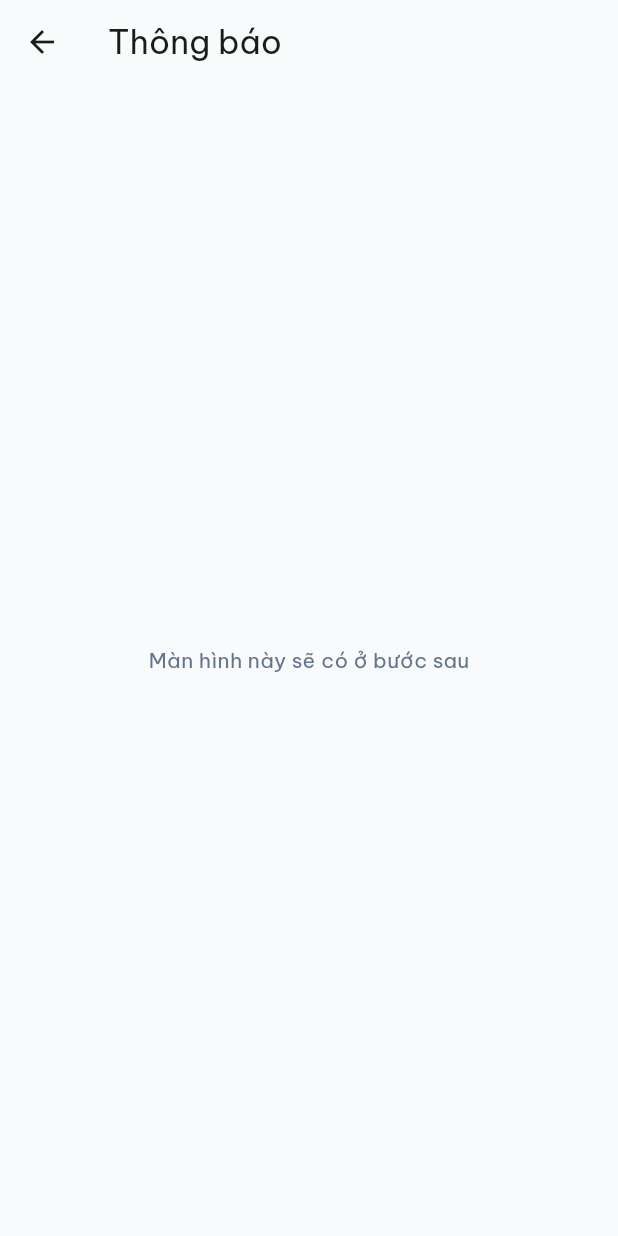
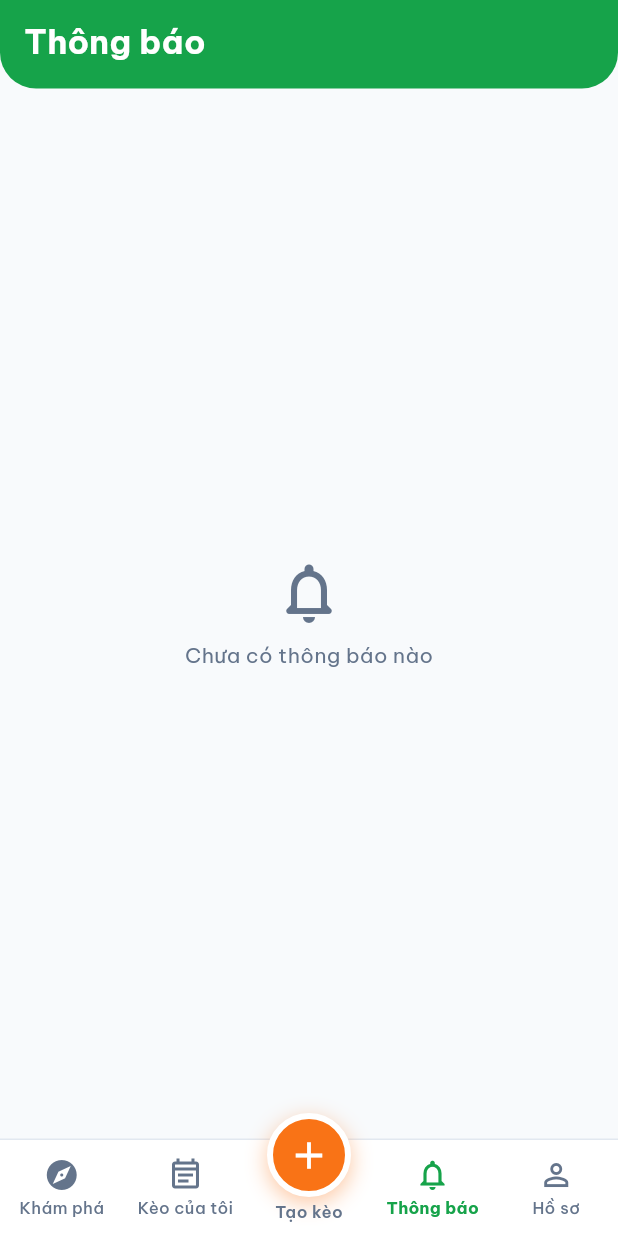
Before and after one commit to hoangclh0722-netizen/gogoal, a Flutter app: the ProfileScreen screen opened by its route, item 2 of the bottom bar chosen, after a tap on "Thông báo", on a phone screen of 412 x 824 dp. Run offline on Flutter 3.47's test engine with Material 3 defaults, Android fonts, the phone set to English and light mode, and no system bars; our stand-ins replace cloud_firestore, firebase_auth, firebase_core, flutter_riverpod, flutter_svg, geolocator and 4 more; accounts and stored records are empty.

Commit message:
Add in-app notifications

```diff
--- a/app/lib/core/router/app_router.dart
+++ b/app/lib/core/router/app_router.dart
@@ -12,6 +12,7 @@ import '../../features/match/presentation/create_match_screen.dart';
 import '../../features/match/presentation/manage_match_screen.dart';
 import '../../features/match/presentation/match_detail_screen.dart';
 import '../../features/match/presentation/my_matches_screen.dart';
+import '../../features/notification/presentation/notifications_screen.dart';
 import '../../features/onboarding/presentation/onboarding_screen.dart';
 import '../../features/onboarding/presentation/splash_screen.dart';
 import '../../features/profile/domain/user_profile.dart';
@@ -30,6 +31,7 @@ abstract final class Routes {
   static const comingSoon = '/soon';
   static const createMatch = '/match/new';
   static const myMatches = '/my-matches';
+  static const notifications = '/notifications';
   static String match(String id) => '/match/$id';
   static String manage(String id) => '/match/$id/manage';
   static String edit(String id) => '/match/$id/edit';
@@ -45,6 +47,7 @@ final routerProvider = Provider<GoRouter>((ref) {
       GoRoute(path: Routes.login, builder: (_, _) => const LoginScreen()),
       GoRoute(path: Routes.register, builder: (_, _) => const RegisterScreen()),
       GoRoute(path: Routes.myMatches, builder: (_, _) => const MyMatchesScreen()),
+      GoRoute(path: Routes.notifications, builder: (_, _) => const NotificationsScreen()),
       GoRoute(path: Routes.createMatch, builder: (_, _) => const CreateMatchScreen()),
       GoRoute(
         path: '/match/:id',
--- a/app/lib/features/discover/presentation/home_screen.dart
+++ b/app/lib/features/discover/presentation/home_screen.dart
@@ -26,6 +26,8 @@ class HomeScreen extends ConsumerWidget {
     if (title == 'Khám phá') return;
     if (title == 'Hồ sơ') {
       requireLogin(context, ref, () => context.go(Routes.profile));
+    } else if (title == 'Thông báo') {
+      requireLogin(context, ref, () => context.go(Routes.notifications));
     } else if (title == 'Kèo của tôi') {
       requireLogin(context, ref, () => context.go(Routes.myMatches));
     } else if (title == 'Tạo kèo') {
--- a/app/lib/features/discover/presentation/widgets/home_bottom_nav.dart
+++ b/app/lib/features/discover/presentation/widgets/home_bottom_nav.dart
@@ -1,15 +1,18 @@
 import 'package:flutter/material.dart';
+import 'package:flutter_riverpod/flutter_riverpod.dart';
 
 import '../../../../core/theme/app_colors.dart';
+import '../../../notification/application/notification_providers.dart';
 
-class HomeBottomNav extends StatelessWidget {
+class HomeBottomNav extends ConsumerWidget {
   const HomeBottomNav({super.key, required this.onTap, this.active = 'Khám phá'});
 
   final void Function(String title) onTap;
   final String active;
 
   @override
-  Widget build(BuildContext context) {
+  Widget build(BuildContext context, WidgetRef ref) {
+    final unread = ref.watch(unreadCountProvider).value ?? 0;
     return Container(
       decoration: const BoxDecoration(
         color: Colors.white,
@@ -29,7 +32,13 @@ class HomeBottomNav extends StatelessWidget {
               ),
               Expanded(child: _CreateButton(onTap: () => onTap('Tạo kèo'))),
               Expanded(
-                child: _Item(icon: Icons.notifications_none, label: 'Thông báo', onTap: () => onTap('Thông báo')),
+                child: _Item(
+                  icon: Icons.notifications_none,
+                  label: 'Thông báo',
+                  badge: unread,
+                  active: active == 'Thông báo',
+                  onTap: () => onTap('Thông báo'),
+                ),
               ),
               Expanded(
                 child: _Item(icon: Icons.person_outline, label: 'Hồ sơ', active: active == 'Hồ sơ', onTap: () => onTap('Hồ sơ')),
@@ -43,11 +52,12 @@ class HomeBottomNav extends StatelessWidget {
 }
 
 class _Item extends StatelessWidget {
-  const _Item({required this.icon, required this.label, this.active = false, this.onTap});
+  const _Item({required this.icon, required this.label, this.active = false, this.badge = 0, this.onTap});
 
   final IconData icon;
   final String label;
   final bool active;
+  final int badge;
   final VoidCallback? onTap;
 
   @override
@@ -58,7 +68,12 @@ class _Item extends StatelessWidget {
       child: Column(
         mainAxisAlignment: MainAxisAlignment.center,
         children: [
-          Icon(icon, color: color, size: 24),
+          Badge(
+            isLabelVisible: badge > 0,
+            label: Text(badge > 9 ? '9+' : '$badge'),
+            backgroundColor: AppColors.danger,
+            child: Icon(icon, color: color, size: 24),
+          ),
           const SizedBox(height: 2),
           Text(
             label,
--- a/app/lib/features/match/data/fake_match_repository.dart
+++ b/app/lib/features/match/data/fake_match_repository.dart
@@ -26,13 +26,13 @@ class FakeMatchRepository implements MatchRepository {
   }
 
   @override
-  Future<void> cancel(String id, String reason) => Future<void>.delayed(const Duration(milliseconds: 800));
+  Future<void> cancel(Match match, String reason) => Future<void>.delayed(const Duration(milliseconds: 800));
 
   @override
-  Future<void> setLocked(String id, bool locked) => Future<void>.delayed(const Duration(milliseconds: 800));
+  Future<void> setLocked(Match match, bool locked) => Future<void>.delayed(const Duration(milliseconds: 800));
 
   @override
-  Future<void> update(String id, MatchDraft draft, {required int slotsFilled}) =>
+  Future<void> update(Match old, MatchDraft draft) =>
       Future<void>.delayed(const Duration(milliseconds: 800));
 
   @override
--- a/app/lib/features/match/presentation/create_match_screen.dart
+++ b/app/lib/features/match/presentation/create_match_screen.dart
@@ -283,7 +283,7 @@ class _CreateMatchScreenState extends ConsumerState<CreateMatchScreen> {
       _error = null;
     });
     try {
-      await ref.read(matchRepositoryProvider).update(m.id, _draft, slotsFilled: m.slotsFilled);
+      await ref.read(matchRepositoryProvider).update(m, _draft);
       if (mounted) context.pop(true);
     } catch (_) {
       if (mounted) setState(() => _error = 'Không lưu được thay đổi, thử lại');
--- a/app/lib/features/match/presentation/manage_match_screen.dart
+++ b/app/lib/features/match/presentation/manage_match_screen.dart
@@ -62,7 +62,7 @@ class _ManageMatchScreenState extends ConsumerState<ManageMatchScreen> {
     if (!mounted) return;
     switch (choice) {
       case 'lock':
-        await ref.read(matchRepositoryProvider).setLocked(match.id, true);
+        await ref.read(matchRepositoryProvider).setLocked(match, true);
       case 'extend':
         await _edit(match);
       case 'cancel':
@@ -126,7 +126,7 @@ class _ManageMatchScreenState extends ConsumerState<ManageMatchScreen> {
       if (ok != true) return;
     }
     try {
-      await ref.read(matchRepositoryProvider).setLocked(match.id, !match.locked);
+      await ref.read(matchRepositoryProvider).setLocked(match, !match.locked);
     } catch (_) {
       if (!mounted) return;
       ScaffoldMessenger.of(context)
@@ -668,7 +668,7 @@ class _CancelSheetState extends ConsumerState<_CancelSheet> {
       _error = null;
     });
     try {
-      await ref.read(matchRepositoryProvider).cancel(widget.match.id, _reason);
+      await ref.read(matchRepositoryProvider).cancel(widget.match, _reason);
       if (mounted) Navigator.of(context).pop(true);
     } catch (_) {
       if (mounted) {
--- a/app/lib/features/match/presentation/my_matches_screen.dart
+++ b/app/lib/features/match/presentation/my_matches_screen.dart
@@ -33,7 +33,7 @@ class _MyMatchesScreenState extends ConsumerState<MyMatchesScreen> {
       case 'Tạo kèo':
         _open(Routes.createMatch);
       case 'Thông báo':
-        context.push(Routes.comingSoon, extra: title);
+        context.go(Routes.notifications);
     }
   }
 
--- /dev/null
+++ b/app/lib/features/notification/presentation/notifications_screen.dart
@@ -0,0 +1,152 @@
+import 'package:flutter/material.dart';
+import 'package:flutter_riverpod/flutter_riverpod.dart';
+import 'package:go_router/go_router.dart';
+
+import '../../../core/router/app_router.dart';
+import '../../../core/theme/app_colors.dart';
+import '../../../core/utils/format.dart';
+import '../../auth/application/auth_providers.dart';
+import '../../discover/presentation/widgets/home_bottom_nav.dart';
+import '../application/notification_providers.dart';
+import '../domain/app_notification.dart';
+
+class NotificationsScreen extends ConsumerWidget {
+  const NotificationsScreen({super.key});
+
+  void _onTab(BuildContext context, String title) {
+    switch (title) {
+      case 'Khám phá':
+        context.go(Routes.home);
+      case 'Kèo của tôi':
+        context.go(Routes.myMatches);
+      case 'Hồ sơ':
+        context.go(Routes.profile);
+      case 'Tạo kèo':
+        context.push(Routes.createMatch);
+    }
+  }
+
+  @override
+  Widget build(BuildContext context, WidgetRef ref) {
+    final uid = ref.watch(authStateProvider).value?.uid;
+    final async = ref.watch(notificationsProvider);
+    final unread = ref.watch(unreadCountProvider).value ?? 0;
+    final repo = ref.read(notificationRepositoryProvider);
+
+    return Scaffold(
+      backgroundColor: AppColors.background,
+      bottomNavigationBar: HomeBottomNav(active: 'Thông báo', onTap: (t) => _onTab(context, t)),
+      body: Column(
+        children: [
+          Container(
+            width: double.infinity,
+            padding: EdgeInsets.fromLTRB(16, MediaQuery.paddingOf(context).top + 12, 8, 16),
+            decoration: const BoxDecoration(
+              color: AppColors.primaryDark,
+              borderRadius: BorderRadius.vertical(bottom: Radius.circular(24)),
+            ),
+            child: Row(
+              children: [
+                const Expanded(
+                  child: Text('Thông báo',
+                      style: TextStyle(fontSize: 22, fontWeight: FontWeight.w700, color: Colors.white)),
+                ),
+                if (uid != null && unread > 0)
+                  TextButton(
+                    onPressed: () => repo.markAllRead(uid),
+                    style: TextButton.styleFrom(foregroundColor: Colors.white),
+                    child: const Text('Đọc hết', style: TextStyle(fontWeight: FontWeight.w600)),
+                  ),
+              ],
+            ),
+          ),
+          Expanded(
+            child: async.when(
+              loading: () => const Center(child: CircularProgressIndicator()),
+              error: (_, _) => const Center(
+                child: Text('Không tải được thông báo', style: TextStyle(color: AppColors.muted)),
+              ),
+              data: (list) => list.isEmpty
+                  ? const Center(
+                      child: Column(mainAxisSize: MainAxisSize.min, children: [
+                        Icon(Icons.notifications_none_rounded, size: 48, color: AppColors.muted),
+                        SizedBox(height: 8),
+                        Text('Chưa có thông báo nào', style: TextStyle(color: AppColors.muted)),
+                      ]),
+                    )
+                  : ListView.separated(
+                      padding: const EdgeInsets.symmetric(vertical: 8),
+                      itemCount: list.length,
+                      separatorBuilder: (_, _) => const Divider(height: 1, indent: 72),
+                      itemBuilder: (_, i) => _Tile(
+                        n: list[i],
+                        onTap: () {
+                          if (uid != null && !list[i].read) repo.markRead(uid, list[i].id);
+                          context.push(Routes.match(list[i].matchId));
+                        },
+                      ),
+                    ),
+            ),
+          ),
+        ],
+      ),
+    );
+  }
+}
+
+class _Tile extends StatelessWidget {
+  const _Tile({required this.n, required this.onTap});
+
+  final AppNotification n;
+  final VoidCallback onTap;
+
+  @override
+  Widget build(BuildContext context) {
+    final (icon, color) = switch (n.type) {
+      NotificationType.joinRequested => (Icons.person_add_alt_1_rounded, AppColors.badminton),
+      NotificationType.memberJoined || NotificationType.joinApproved => (Icons.check_circle_rounded, AppColors.primaryDark),
+      NotificationType.matchLocked => (Icons.lock_rounded, AppColors.primaryDark),
+      NotificationType.joinRejected || NotificationType.removed => (Icons.block_rounded, AppColors.muted),
+      NotificationType.memberLeft => (Icons.logout_rounded, AppColors.warning),
+      NotificationType.matchCancelled => (Icons.event_busy_rounded, AppColors.danger),
+      NotificationType.matchUpdated => (Icons.edit_calendar_rounded, AppColors.accent),
+    };
+    return Material(
+      color: n.read ? Colors.transparent : AppColors.primarySoft.withValues(alpha: 0.5),
+      child: InkWell(
+        onTap: onTap,
+        child: Padding(
+          padding: const EdgeInsets.fromLTRB(16, 12, 16, 12),
+          child: Row(
+            crossAxisAlignment: CrossAxisAlignment.start,
+            children: [
+              CircleAvatar(
+                radius: 20,
+                backgroundColor: color.withValues(alpha: 0.14),
+                child: Icon(icon, color: color, size: 22),
+              ),
+              const SizedBox(width: 12),
+              Expanded(
+                child: Column(
+                  crossAxisAlignment: CrossAxisAlignment.start,
+                  children: [
+                    Text(n.text,
+                        style: TextStyle(fontSize: 14, fontWeight: n.read ? FontWeight.w400 : FontWeight.w600, height: 1.35)),
+                    const SizedBox(height: 4),
+                    Text(n.createdAt == null ? 'Vừa xong' : formatTimeAgo(n.createdAt!, DateTime.now()),
+                        style: const TextStyle(fontSize: 12, color: AppColors.muted)),
+                  ],
+                ),
+              ),
+              if (!n.read)
+                const Padding(
+                  padding: EdgeInsets.only(top: 6, left: 8),
+                  child: CircleAvatar(radius: 4, backgroundColor: AppColors.primaryDark),
+                ),
+            ],
+          ),
+        ),
+      ),
+    );
+  }
+}
--- a/app/lib/features/profile/presentation/profile_screen.dart
+++ b/app/lib/features/profile/presentation/profile_screen.dart
@@ -62,6 +62,7 @@ class ProfileScreen extends ConsumerWidget {
     if (title == 'Hồ sơ') return;
     if (title == 'Khám phá') return context.go(Routes.home);
     if (title == 'Kèo của tôi') return context.go(Routes.myMatches);
+    if (title == 'Thông báo') return context.go(Routes.notifications);
     context.push(title == 'Tạo kèo' ? Routes.createMatch : Routes.comingSoon, extra: title);
   }
 
```
Also changed, not shown: app/lib/features/discover/presentation/widgets/home_header.dart (+8 -1 lines), app/lib/features/match/application/match_providers.dart (+5 -2 lines), app/lib/features/match/data/firestore_match_repository.dart (+34 -7 lines), app/lib/features/match/data/firestore_participant_repository.dart (+22 -4 lines), app/lib/features/match/domain/entities/match_repository.dart (+4 -4 lines), app/lib/features/notification/application/notification_providers.dart (added, +21 -0 lines), app/lib/features/notification/data/firestore_notification_repository.dart (added, +68 -0 lines), app/lib/features/notification/domain/app_notification.dart (added, +73 -0 lines), 3 other files.
